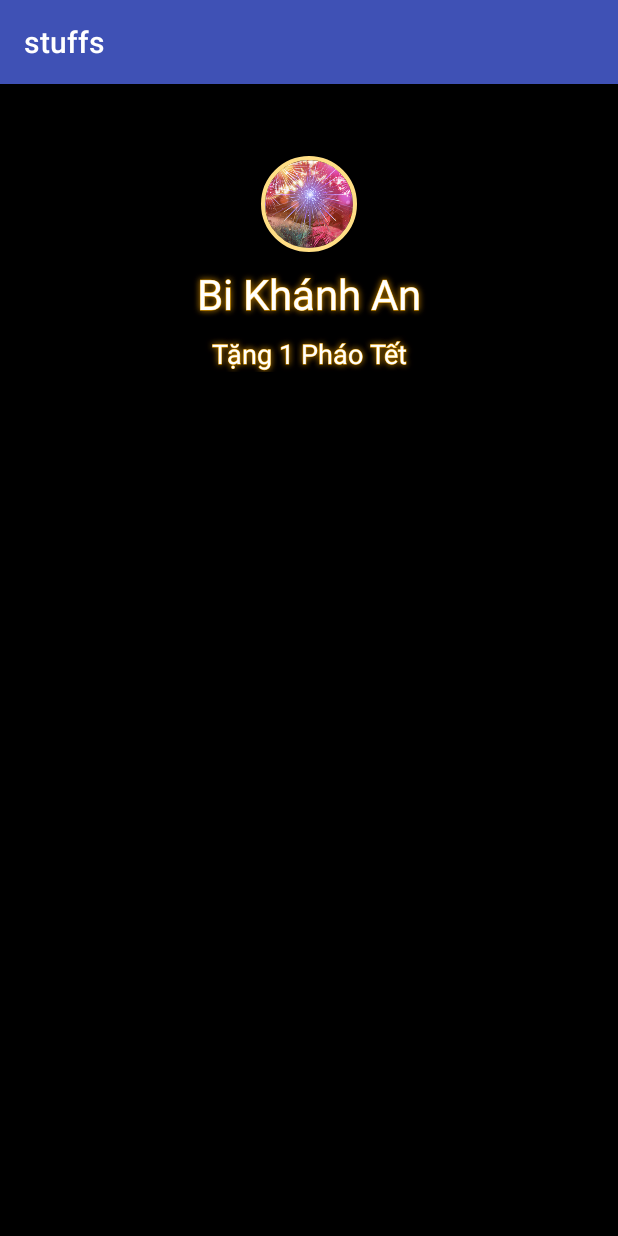
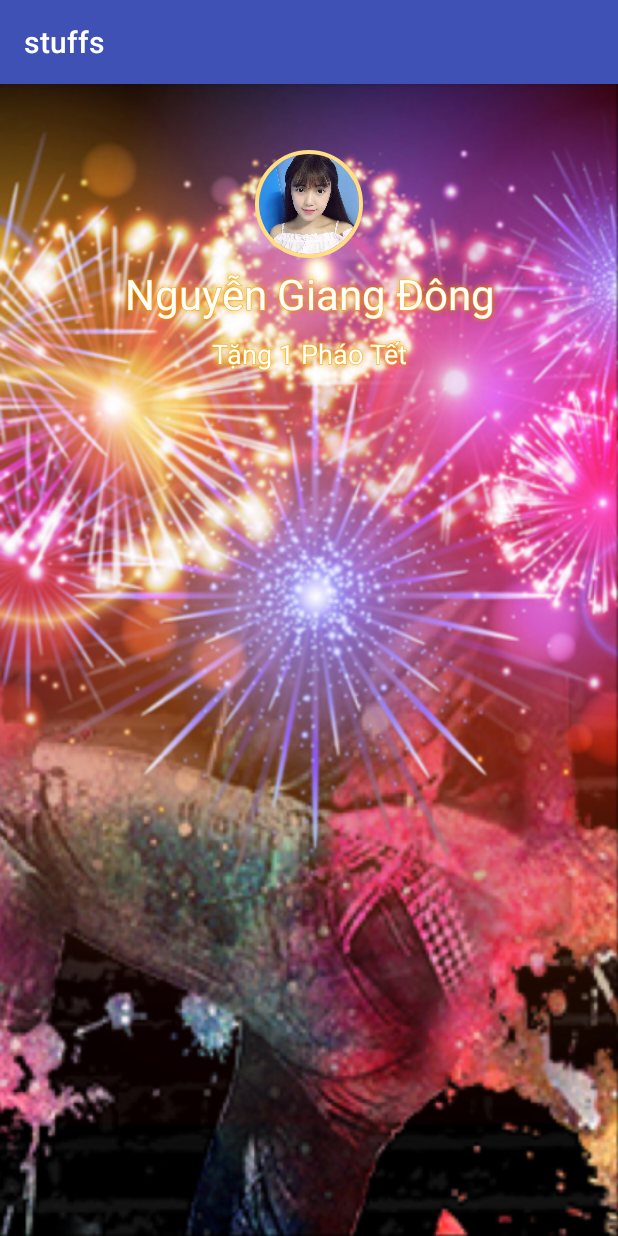
Before and after one commit to thuannv/android-stuffs, an Android app: the screen it shows after launch (AnimationDemoActivity before the commit, MainActivity after it), on a phone screen of 412 x 824 dp. Run offline under Robolectric (Android 15) with nearby library versions, the phone set to English and light mode, and no system bars; our stand-ins replace ButterKnife, CircleImageView, Picasso; pictures from the network do not load.

Commit message:
Added MVC for animated view controller

```diff
--- a/app/src/main/AndroidManifest.xml
+++ b/app/src/main/AndroidManifest.xml
@@ -9,10 +9,9 @@
         android:roundIcon="@mipmap/ic_launcher_round"
         android:supportsRtl="true"
         android:theme="@style/AppTheme">
-        <activity android:name=".AnimationDemoActivity">
+        <activity android:name=".MainActivity">
             <intent-filter>
                 <action android:name="android.intent.action.MAIN" />
-
                 <category android:name="android.intent.category.LAUNCHER" />
             </intent-filter>
         </activity>
--- /dev/null
+++ b/app/src/main/java/thuannv/stuffs/GiftInfo.java
@@ -0,0 +1,39 @@
+package thuannv.stuffs;
+
+/**
+ * @author thuannv
+ * @since 13/03/2018
+ */
+
+public class GiftInfo {
+
+    private String mSenderName;
+
+    private String mSenderAvatar;
+
+    private String mGiftName;
+
+    public String getSenderName() {
+        return mSenderName;
+    }
+
+    public void setSenderName(String senderName) {
+        mSenderName = senderName;
+    }
+
+    public String getSenderAvatar() {
+        return mSenderAvatar;
+    }
+
+    public void setSenderAvatar(String senderAvatar) {
+        mSenderAvatar = senderAvatar;
+    }
+
+    public String getGiftName() {
+        return mGiftName;
+    }
+
+    public void setGiftName(String giftName) {
+        mGiftName = giftName;
+    }
+}
--- a/app/src/main/java/thuannv/stuffs/GiftSenderAnimatedView.java
+++ b/app/src/main/java/thuannv/stuffs/GiftSenderAnimatedView.java
@@ -1,11 +1,17 @@
 package thuannv.stuffs;
 
 import android.content.Context;
+import android.content.res.Resources;
 import android.support.annotation.Nullable;
 import android.util.AttributeSet;
+import android.view.View;
+import android.widget.FrameLayout;
 import android.widget.ImageView;
-import android.widget.RelativeLayout;
 
+import com.squareup.picasso.Picasso;
+
+import butterknife.BindView;
+import butterknife.ButterKnife;
 import de.hdodenhof.circleimageview.CircleImageView;
 
 /**
@@ -13,17 +19,38 @@ import de.hdodenhof.circleimageview.CircleImageView;
  * @since 12/03/2018
  */
 
-public class GiftSenderAnimatedView extends RelativeLayout {
+public class GiftSenderAnimatedView extends FrameLayout {
 
-    private CircleImageView mSenderAvatar;
+    @BindView(R.id.avatar_container)
+    FrameLayout mAvatarContainer;
 
-    private ImageView mSenderNameFlashLight;
+    @BindView(R.id.avatar)
+    CircleImageView mAvatar;
 
-    private ImageView mReceivingTextFlashLight;
+    @BindView(R.id.avatar_flash_light)
+    ImageView mAvatarFlashLight;
 
-    private OutlineTextView mSenderUserName;
+    @BindView(R.id.display_name_container)
+    FrameLayout mDisplayNameContainer;
 
-    private OutlineTextView mReceivingGiftText;
+    @BindView(R.id.display_name)
+    OutlineTextView mDisplayName;
+
+    @BindView(R.id.display_name_flash_light)
+    ImageView mDisplayNameFlashLight;
+
+    @BindView(R.id.display_gift_name_container)
+    FrameLayout mDisplayGiftNameContainer;
+
+    @BindView(R.id.display_gift_name)
+    OutlineTextView mDisplayGiftName;
+
+    @BindView(R.id.display_gift_name_flash_light)
+    ImageView mDisplayGiftNameFlashLight;
+
+    private int mAvatarSize;
+
+    private ViewAnimationController<GiftSenderAnimatedView> mAnimatorController;
 
     public GiftSenderAnimatedView(Context context) {
         super(context);
@@ -36,24 +63,58 @@ public class GiftSenderAnimatedView extends RelativeLayout {
     }
 
     private void init(Context context, AttributeSet attrs) {
-        initViews(context);
+        View view = inflate(context, R.layout.layout_animated_gift_sender, this);
+        ButterKnife.bind(this, view);
+
+        final Resources res = context.getResources();
+        mAvatarSize = res.getDimensionPixelSize(R.dimen.display_avatar_size);
+
+        final Picasso picasso = Picasso.get();
+        picasso.load(R.drawable.flash_light)/*.resize(w, h)*/.into(mAvatarFlashLight);
+        picasso.load(R.drawable.flash_light)/*.resize(w, h)*/.into(mDisplayNameFlashLight);
+        picasso.load(R.drawable.flash_light)/*.resize(w, h)*/.into(mDisplayGiftNameFlashLight);
+
+        mAvatar.setVisibility(View.VISIBLE);
+        mAvatarFlashLight.setVisibility(View.VISIBLE);
+
+        mAvatarFlashLight.setAlpha(0.0f);
+        mAvatarFlashLight.setVisibility(View.VISIBLE);
+
+        mDisplayNameFlashLight.setAlpha(0.0f);
+        mDisplayNameFlashLight.setVisibility(View.VISIBLE);
+
+        mDisplayGiftNameFlashLight.setAlpha(0.0f);
+        mDisplayGiftNameFlashLight.setVisibility(View.VISIBLE);
+
+        mAvatar.setAlpha(0.0f);
+        mDisplayName.setAlpha(0.0f);
+        mDisplayGiftName.setAlpha(0.0f);
     }
 
-    private void initViews(Context context) {
-        inflate(context, R.layout.layout_animated_gift_sender, this);
-        mSenderAvatar = (CircleImageView) findViewById(R.id.sender_avatar);
-        mSenderNameFlashLight = (ImageView) findViewById(R.id.sender_flash_light);
-        mSenderUserName = (OutlineTextView) findViewById(R.id.sender_name);
-        mReceivingTextFlashLight = (ImageView) findViewById(R.id.receiving_gift_flash_light);
-        mReceivingGiftText = (OutlineTextView) findViewById(R.id.receiving_gift_text);
-
-        mSenderAvatar.setVisibility(GONE);
-        mSenderUserName.setVisibility(GONE);
-        mSenderNameFlashLight.setVisibility(GONE);
-        mReceivingTextFlashLight.setVisibility(GONE);
-        mReceivingGiftText.setVisibility(GONE);
+    public void setGiftInfo(GiftInfo gift) {
+        if (gift != null) {
+            //Picasso.get().load(gift.getSenderAvatar()).resize(mAvatarSize, mAvatarSize).into(mAvatar);
+            Picasso.get().load(R.drawable.hot_girl_1).resize(mAvatarSize, mAvatarSize).into(mAvatar);
+            mDisplayName.setText(gift.getSenderName());
+            mDisplayGiftName.setText(gift.getGiftName());
+        }
     }
 
-    void setupAnimations() {
+    public void setController(ViewAnimationController<GiftSenderAnimatedView> controller) {
+        mAnimatorController = controller;
+    }
+
+    public void animateGiftReceiving() {
+        if (mAnimatorController != null) {
+            mAnimatorController.animate(this);
+        }
+    }
+
+    public ImageView getAvatarFlashLight() {
+        return mAvatarFlashLight;
+    }
+
+    public CircleImageView getAvatar() {
+        return mAvatar;
     }
 }
--- /dev/null
+++ b/app/src/main/java/thuannv/stuffs/GiftSenderAnimationController.java
@@ -0,0 +1,62 @@
+package thuannv.stuffs;
+
+import android.animation.Animator;
+import android.animation.AnimatorSet;
+import android.animation.ObjectAnimator;
+import android.view.View;
+import android.view.animation.DecelerateInterpolator;
+
+/**
+ * @author thuannv
+ * @since 13/03/2018
+ */
+
+public final class GiftSenderAnimationController implements ViewAnimationController<GiftSenderAnimatedView> {
+
+    private Animator animateFlashlight(View view) {
+        final ObjectAnimator alpha = ObjectAnimator.ofFloat(view, View.ALPHA, 1.0f, 0.0f);
+        final ObjectAnimator scaleX = ObjectAnimator.ofFloat(view, View.SCALE_X, 1.5f, 1.0f);
+        final ObjectAnimator scaleY = ObjectAnimator.ofFloat(view, View.SCALE_Y, 1.5f, 1.0f);
+
+        final AnimatorSet animatorSet = new AnimatorSet();
+        animatorSet.playTogether(alpha, scaleX, scaleY);
+        animatorSet.setDuration(800);
+        animatorSet.setInterpolator(new DecelerateInterpolator());
+        return animatorSet;
+    }
+
+    private Animator animateViewDisplay(View view) {
+        final ObjectAnimator scaleX = ObjectAnimator.ofFloat(view, View.SCALE_X, 1.5f, 1.0f);
+        final ObjectAnimator scaleY = ObjectAnimator.ofFloat(view, View.SCALE_Y, 1.5f, 1.0f);
+        final ObjectAnimator alpha = ObjectAnimator.ofFloat(view, View.ALPHA, 0.5f, 1.0f);
+
+        final AnimatorSet animatorSet = new AnimatorSet();
+        animatorSet.playTogether(alpha, scaleX, scaleY);
+        animatorSet.setDuration(800);
+        animatorSet.setInterpolator(new DecelerateInterpolator());
+        return animatorSet;
+    }
+
+
+    private Animator animateFlashAndViewDisplayTogether(View flash, View element) {
+        final Animator flashAnimator = animateFlashlight(flash);
+        final Animator elementAnimator = animateViewDisplay(element);
+        elementAnimator.setStartDelay(100);
+
+        final AnimatorSet combineAnimator = new AnimatorSet();
+        combineAnimator.playTogether(flashAnimator, elementAnimator);
+        return combineAnimator;
+    }
+
+    public void animate(GiftSenderAnimatedView view) {
+        final Animator f1 = animateFlashAndViewDisplayTogether(view.mAvatarFlashLight, view.mAvatar);
+        final Animator f2 = animateFlashAndViewDisplayTogether(view.mDisplayNameFlashLight, view.mDisplayName);
+        final  Animator f3 = animateFlashAndViewDisplayTogether(view.mDisplayGiftNameFlashLight, view.mDisplayGiftName);
+        f2.setStartDelay(200);
+        f3.setStartDelay(400);
+
+        final AnimatorSet finalSet = new AnimatorSet();
+        finalSet.playTogether(f1, f2, f3);
+        finalSet.start();
+    }
+}
--- a/app/src/main/java/thuannv/stuffs/MainActivity.java
+++ b/app/src/main/java/thuannv/stuffs/MainActivity.java
@@ -1,83 +1,44 @@
 package thuannv.stuffs;
 
-import android.animation.Animator;
-import android.animation.AnimatorListenerAdapter;
-import android.animation.ObjectAnimator;
-import android.animation.ValueAnimator;
-import android.graphics.Point;
 import android.os.Bundle;
 import android.os.Handler;
 import android.support.v7.app.AppCompatActivity;
-import android.util.DisplayMetrics;
-import android.view.View;
-import android.view.animation.AccelerateDecelerateInterpolator;
 import android.widget.ImageView;
 
 import com.squareup.picasso.Picasso;
 
+import butterknife.BindView;
+import butterknife.ButterKnife;
+
 public class MainActivity extends AppCompatActivity {
 
+    @BindView(R.id.gift_sender_animation)
+    GiftSenderAnimatedView mAnimatedView;
+
+    @BindView(R.id.cover)
+    ImageView mCover;
 
     @Override
     protected void onCreate(Bundle savedInstanceState) {
         super.onCreate(savedInstanceState);
         setContentView(R.layout.activity_main);
 
-        final Point size  = new Point();
-        getWindow().getWindowManager().getDefaultDisplay().getSize(size);
-        ImageView cover = findViewById(R.id.background);
-        Picasso.get().load(R.drawable.background).resize(size.x, size.y).into(cover);
+        ButterKnife.bind(this);
 
-        final OutlineTextView textView = findViewById(R.id.text);
-        final ImageView flashlight = findViewById(R.id.flash_light);
-        flashlight.post(new Runnable() {
+        Picasso.get().load(R.drawable.background).into(mCover);
+
+        GiftInfo giftInfo = new GiftInfo();
+        giftInfo.setGiftName("Tặng 1 Pháo Tết");
+        giftInfo.setSenderAvatar("https://st.f.360game.vn/livestream/events/womens-day/images/top_img.png");
+        giftInfo.setSenderName("Nguyễn Giang Đông");
+
+        mAnimatedView.setGiftInfo(giftInfo);
+        mAnimatedView.setController(new GiftSenderAnimationController());
+        new Handler().postDelayed(new Runnable() {
             @Override
             public void run() {
-                Picasso.get()
-                        .load(R.drawable.flash_light)
-                        .into(flashlight);
-                flashlight.setVisibility(View.VISIBLE);
+                mAnimatedView.animateGiftReceiving();
             }
-        });
-
-        final Handler h = new Handler();
-
-        final Runnable r = new Runnable() {
-            @Override
-            public void run() {
-                final Runnable self = this;
-                final DisplayMetrics displayMetrics = getResources().getDisplayMetrics();
-                float normalTextSize = displayMetrics.scaledDensity * 14;
-                float scaledTextSize = displayMetrics.scaledDensity * 28;
-                textView.setTextSize(scaledTextSize);
-                ValueAnimator textScaledAnimator = ObjectAnimator.ofFloat(scaledTextSize, normalTextSize);
-                textScaledAnimator.setDuration(350);
-                textScaledAnimator.addUpdateListener(new ValueAnimator.AnimatorUpdateListener() {
-                    @Override
-                    public void onAnimationUpdate(ValueAnimator animation) {
-                        textView.setTextSize((float) animation.getAnimatedValue());
-                    }
-                });
-                textScaledAnimator.addListener(new AnimatorListenerAdapter() {
-                    @Override
-                    public void onAnimationStart(Animator animation) {
-                        textView.setVisibility(View.VISIBLE);
-                        flashlight.setVisibility(View.VISIBLE);
-                    }
-
-                    @Override
-                    public void onAnimationEnd(Animator animation) {
-                        flashlight.setVisibility(View.GONE);
-                        h.postDelayed(self, 1000);
-                    }
-                });
-                textScaledAnimator.setInterpolator(new AccelerateDecelerateInterpolator());
-                textScaledAnimator.start();
-            }
-        };
-
-        h.post(r);
+        }, 1000);
     }
-
-
 }
--- /dev/null
+++ b/app/src/main/java/thuannv/stuffs/ViewAnimationController.java
@@ -0,0 +1,10 @@
+package thuannv.stuffs;
+
+/**
+ * @author thuannv
+ * @since 13/03/2018
+ */
+
+public interface ViewAnimationController<V> {
+    void animate(V view);
+}
--- a/app/src/main/res/layout/layout_animated_gift_sender.xml
+++ b/app/src/main/res/layout/layout_animated_gift_sender.xml
@@ -1,98 +1,112 @@
-<?xml version="1.0" encoding="utf-8"?>
 <merge xmlns:android="http://schemas.android.com/apk/res/android"
+    xmlns:app="http://schemas.android.com/apk/res-auto"
     xmlns:tools="http://schemas.android.com/tools"
-    xmlns:app="http://schemas.android.com/apk/res-auto"
     android:layout_width="match_parent"
     android:layout_height="match_parent"
-    tools:parentTag="android.widget.RelativeLayout"
-    tools:background="@drawable/background">
+    android:background="#000000"
+    tools:parentTag="android.widget.FrameLayout">
 
-    <!-- Sender avatar -->
-    <de.hdodenhof.circleimageview.CircleImageView
-        android:id="@+id/sender_avatar"
-        android:layout_width="62.4dp"
-        android:layout_height="62.4dp"
-        app:civ_border_width="2.4dp"
-        app:civ_border_color="#ffde85"
-        tools:src="@drawable/background"
-        android:layout_centerHorizontal="true"
-        />
+    <!-- Avatar container -->
+    <FrameLayout
+        android:id="@+id/avatar_container"
+        android:layout_width="match_parent"
+        android:layout_height="@dimen/animation_container_size">
 
-    <!-- sender name container -->
-    <FrameLayout
-        android:id="@+id/sender_name_container"
-        android:layout_width="match_parent"
-        android:layout_height="wrap_content"
-        android:layout_below="@id/sender_avatar">
+        <!-- Avatar -->
+        <de.hdodenhof.circleimageview.CircleImageView
+            android:id="@+id/avatar"
+            android:layout_width="@dimen/display_avatar_size"
+            android:layout_height="@dimen/display_avatar_size"
+            android:layout_gravity="center"
+            android:visibility="visible"
+            app:civ_border_color="#ffde85"
+            app:civ_border_width="2.4dp"
+            tools:src="@drawable/hot_girl_1" />
 
-        <!-- flash light animation before show text -->
+        <!-- Avatar flash light -->
         <ImageView
-            android:id="@+id/sender_flash_light"
+            android:id="@+id/avatar_flash_light"
             android:layout_width="match_parent"
-            android:layout_height="48dp"
-            android:src="@drawable/flash_light"
-            android:scaleType="centerCrop"
-            android:visibility="gone"
-            />
-
-
-        <!-- sender's user name -->
-        <thuannv.stuffs.OutlineTextView
-            android:id="@+id/sender_name"
-            android:layout_width="wrap_content"
             android:layout_height="wrap_content"
             android:layout_gravity="center_horizontal"
+            android:visibility="visible"
+            tools:src="@drawable/flash_light" />
+    </FrameLayout>
+
+    <!-- Display name container -->
+
+    <!-- Display gift name container -->
+    <FrameLayout
+        android:id="@+id/display_gift_name_container"
+        android:layout_width="match_parent"
+        android:layout_height="@dimen/animation_container_size"
+        android:layout_marginTop="@dimen/display_gift_name_margin_top"
+        android:visibility="visible">
+
+        <!-- Display name flash light -->
+        <ImageView
+            android:id="@+id/display_gift_name_flash_light"
+            android:layout_width="match_parent"
+            android:layout_height="wrap_content"
+            android:layout_gravity="center_horizontal"
+            android:visibility="visible"
+            tools:src="@drawable/flash_light" />
+
+        <!-- Display name -->
+        <thuannv.stuffs.OutlineTextView
+            android:id="@+id/display_gift_name"
+            android:layout_width="match_parent"
+            android:layout_height="wrap_content"
+            android:layout_gravity="center"
+            android:ellipsize="end"
             android:gravity="center_horizontal"
+            android:maxLines="1"
             android:shadowColor="#b6f4a300"
             android:shadowRadius="5"
-            android:text="Bi Khánh An..."
+            android:singleLine="true"
+            android:text="Tặng 1 Pháo Tết"
             android:textColor="@android:color/white"
-            android:textSize="28.8sp"
+            android:textSize="18sp"
             android:visibility="visible"
             app:stroke_color="#eea800"
             app:stroke_width="0.3dp"
-            tools:text="Bi Khánh An..."
-            />
-
+            tools:text="Tặng 1 Pháo Tết" />
     </FrameLayout>
 
+    <FrameLayout
+        android:id="@+id/display_name_container"
+        android:layout_width="match_parent"
+        android:layout_height="@dimen/animation_container_size"
+        android:layout_marginTop="@dimen/display_name_margin_top"
+        android:visibility="visible">
 
-    <!-- receiving gift text container -->
-    <FrameLayout
-        android:id="@+id/receiving_gift_text_container"
-        android:layout_width="match_parent"
-        android:layout_height="wrap_content"
-        android:layout_alignParentLeft="true"
-        android:layout_alignParentStart="true"
-        android:layout_below="@+id/sender_name_container">
-
-        <!-- flash light animation before show text -->
+        <!-- Display name flash light -->
         <ImageView
-            android:id="@+id/receiving_gift_flash_light"
+            android:id="@+id/display_name_flash_light"
             android:layout_width="match_parent"
-            android:layout_height="48dp"
-            android:scaleType="centerCrop"
-            android:src="@drawable/flash_light"
-            android:visibility="gone" />
-
-        <!-- receiving gift text -->
-        <thuannv.stuffs.OutlineTextView
-            android:id="@+id/receiving_gift_text"
-            android:layout_width="wrap_content"
             android:layout_height="wrap_content"
             android:layout_gravity="center_horizontal"
+            android:visibility="visible"
+            tools:src="@drawable/flash_light" />
+
+        <!-- Display name -->
+        <thuannv.stuffs.OutlineTextView
+            android:id="@+id/display_name"
+            android:layout_width="match_parent"
+            android:layout_height="wrap_content"
+            android:layout_gravity="center"
+            android:ellipsize="end"
             android:gravity="center_horizontal"
+            android:maxLines="1"
+            android:shadowColor="#b6f4a300"
+            android:shadowRadius="5"
+            android:singleLine="true"
+            android:text="Bi Khánh An"
             android:textColor="@android:color/white"
-            android:text="Bi Khánh An..."
+            android:textSize="28sp"
+            android:visibility="visible"
             app:stroke_color="#eea800"
             app:stroke_width="0.3dp"
-            tools:text="Tặng 1 Pháo Tết"
-            android:visibility="visible"
-            android:shadowColor="#b6f4a300"
-            android:shadowRadius="5"
-            android:textSize="19.2sp"
-            />
-
+            tools:text="Bi Khánh An" />
     </FrameLayout>
-
 </merge>
--- a/app/src/main/res/values/dimens.xml
+++ b/app/src/main/res/values/dimens.xml
@@ -1,6 +1,6 @@
 <?xml version="1.0" encoding="utf-8"?>
 <resources>
-    <dimen name="display_avatar_size">64dp</dimen>
+    <dimen name="display_avatar_size">72dp</dimen>
     <dimen name="animation_container_size">160dp</dimen>
     <dimen name="display_name_margin_top">60dp</dimen>
     <dimen name="display_gift_name_margin_top">100dp</dimen>
```
Also changed, not shown: app/src/main/res/layout/activity_main.xml (+7 -40 lines), app/src/main/res/drawable/background.png (renamed from app/src/main/res/drawable-v24/background.png), app/src/main/res/drawable/flash_light.png (renamed from app/src/main/res/drawable-v24/flash_light.png), app/src/main/res/drawable/hot_girl_1.jpg (added).
